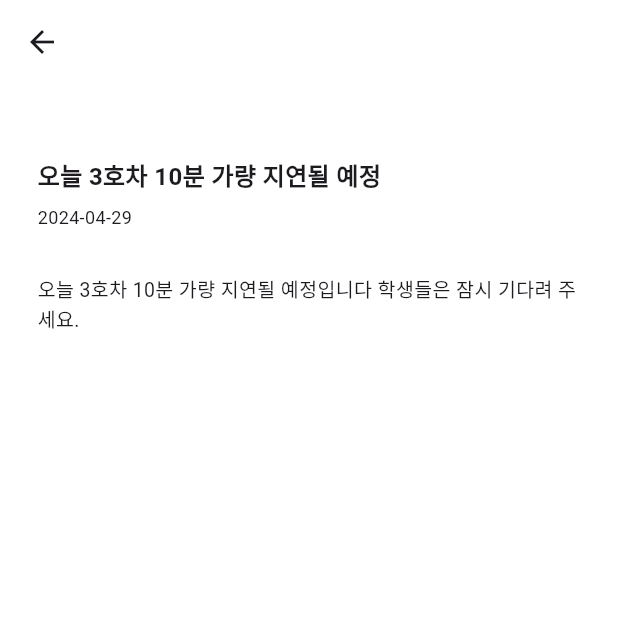
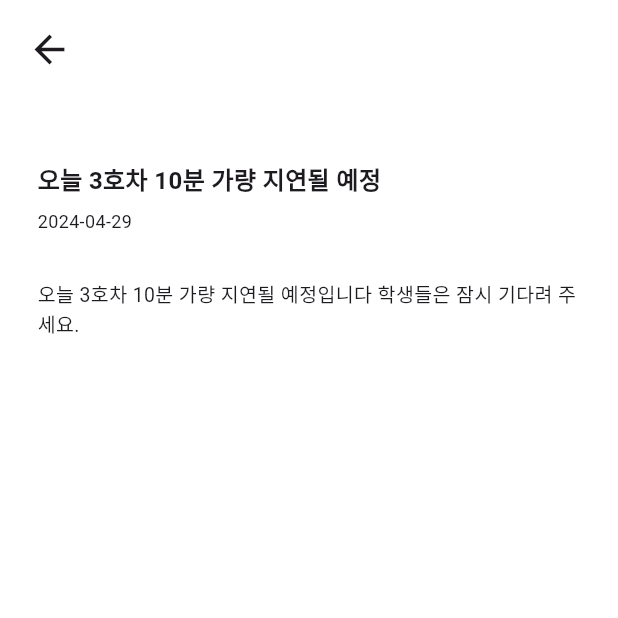
Before and after one commit to Guardian-Bus-System/web, a Flutter app: the NotificationDetailWidget screen opened by its route, on a phone screen of 412 x 824 dp, the top half of it. Run offline on Flutter 3.47's test engine with Material 3 defaults, Android fonts, the phone set to English and light mode, and no system bars; our stand-ins replace flutter_local_notifications, get, shared_preferences, velocity_x; accounts and stored records are empty.

Commit message:
first-front

```diff
--- a/lib/screen/user/auth/cerfication_page.dart
+++ b/lib/screen/user/auth/cerfication_page.dart
@@ -25,16 +25,16 @@ class _CerficationPageState extends State<CerficationPage> {
     return Scaffold(
       backgroundColor: backgroundColor,
       appBar: PreferredSize(
-        preferredSize: const Size.fromHeight(103.0),
+        preferredSize: const Size.fromHeight(73.0),
         child: AppBar(
           backgroundColor: backgroundColor,
           leading: IconButton(
             onPressed: (){
               Get.offAll(const LoginPage());
             },
-            icon: const Icon(Icons.arrow_back)
+            icon: const Icon(Icons.arrow_back, size: 30,)
           ),
-        ).pSymmetric(h: 15, v: 25),
+        ).pSymmetric(h: 5, v: 5),
       ),
       body: Center(
         child: SingleChildScrollView(
--- a/lib/screen/user/auth/change_pw_page.dart
+++ b/lib/screen/user/auth/change_pw_page.dart
@@ -31,9 +31,9 @@ class _ChangePwPageState extends State<ChangePwPage> {
             onPressed: (){
               Get.offAllNamed('/login');
             },
-            icon: const Icon(Icons.arrow_back)
+            icon: const Icon(Icons.arrow_back, size: 30)
           ),
-        ).pSymmetric(h: 15, v: 25),
+        ).pSymmetric(h: 5, v: 5),
       ),
       body: Center(
         child: SingleChildScrollView(
--- a/lib/screen/user/pages/changeBusRoute_screen.dart
+++ b/lib/screen/user/pages/changeBusRoute_screen.dart
@@ -3,6 +3,7 @@ import 'package:capstone_front/CustomSide/font_size.dart';
 import 'package:capstone_front/CustomSide/spaceing_box.dart';
 import 'package:capstone_front/model/data.dart';
 import 'package:capstone_front/screen/user/pages/home_screen.dart';
+import 'package:capstone_front/screen/user/widget/AuthWidgets/formatter.dart';
 import 'package:capstone_front/screen/user/widget/AuthWidgets/submit_button.dart';
 import 'package:capstone_front/screen/user/widget/bus/busDropdownButton_widget.dart';
 import 'package:capstone_front/screen/user/widget/bus/busLoadCheckButtonWidget.dart';
@@ -43,7 +44,7 @@ class _ChangeBusRouteScreenState extends State<ChangeBusRouteScreen> {
           children: [
             '버스 경로 변경'.text.bold.size(FontSiz18).make(),
             height5,
-            '금주 귀가주 (${widget.data})버스 정보'.text.size(FontSiz12).color(baseColor).make(),
+            '금주 귀가주 (${getFormattedDateTime()})버스 정보'.text.size(FontSiz12).color(baseColor).make(),
             height15,
             BusRouteChangeContainer(
               containerName: '버스 탑승 여부',
--- a/lib/screen/user/pages/home_screen.dart
+++ b/lib/screen/user/pages/home_screen.dart
@@ -105,11 +105,11 @@ class _HomeScreenState extends State<HomeScreen> {
                           user: userdata.value,
                           date: date,
                           containerHeight: screen.height,
-                          containerWidth: screen.width,
+                          containerWidth: screen.width - 50,
                         ),
                         BusListContainer(
                           listItemHeight: screen.height,
-                          listItemWidth: screen.width,
+                          listItemWidth: screen.width - 50,
                         ),
                       ],
                     ),
--- a/lib/screen/user/widget/customHomeAppbarWidget.dart
+++ b/lib/screen/user/widget/customHomeAppbarWidget.dart
@@ -14,16 +14,16 @@ class _CustonHomeAppbarWidgetState extends State<CustonHomeAppbarWidget> {
   @override
   Widget build(BuildContext context) {
     return Container(
-      height: 70,
+      height: 50,
       child: Stack(
         children: [
           Positioned(
-            top: 30,
+            top: 15,
             left: 25,
             child: '홈'.text.bold.size(20).make()
           ),
           Positioned(
-            top: 20,
+            top: 7,
             right: 15,
             child: IconButton(
               icon: Icon(
--- a/lib/screen/user/widget/drawer_widget.dart
+++ b/lib/screen/user/widget/drawer_widget.dart
@@ -57,7 +57,7 @@ class DrawerWidget extends StatelessWidget {
                 }
                   Get.offAll(const LoginPage());
               },
-              text: user.value.name != 'undefinde' ? '로그아웃' : '로그인',
+              text: '로그인',
             ),
             height20,
             customInkWell(
--- a/lib/screen/user/widget/notification/notificationDetailWidget.dart
+++ b/lib/screen/user/widget/notification/notificationDetailWidget.dart
@@ -2,6 +2,7 @@ import 'package:capstone_front/CustomSide/color_theme.dart';
 import 'package:capstone_front/CustomSide/font_size.dart';
 import 'package:capstone_front/CustomSide/spaceing_box.dart';
 import 'package:flutter/material.dart';
+import 'package:get/get.dart';
 import 'package:velocity_x/velocity_x.dart';
 
 class NotificationDetailWidget extends StatefulWidget {
@@ -16,11 +17,17 @@ class _NotificationDetailWidgetState extends State<NotificationDetailWidget> {
   Widget build(BuildContext context) {
     return Scaffold(
       appBar: PreferredSize(
-        preferredSize: const Size.fromHeight(70.0),
+        preferredSize: const Size.fromHeight(73.0),
         child: AppBar(
           backgroundColor: backgroundColor,
           scrolledUnderElevation: 0,
-        ),
+          leading: IconButton(
+            onPressed: (){
+              Get.back();
+            },
+            icon: const Icon(Icons.arrow_back, size: 30)
+          ),
+        ).pSymmetric(h: 5, v: 5),
       ),
       body: Container(
         height: MediaQuery.of(context).size.height,
```
